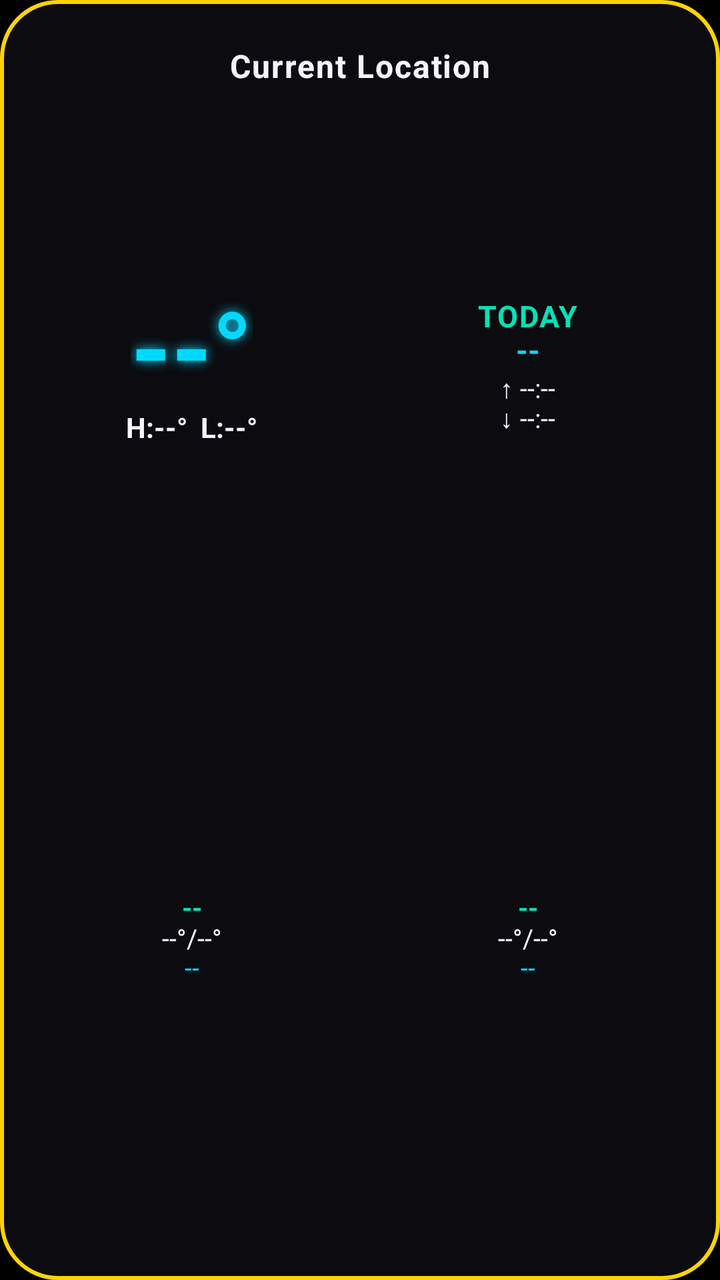
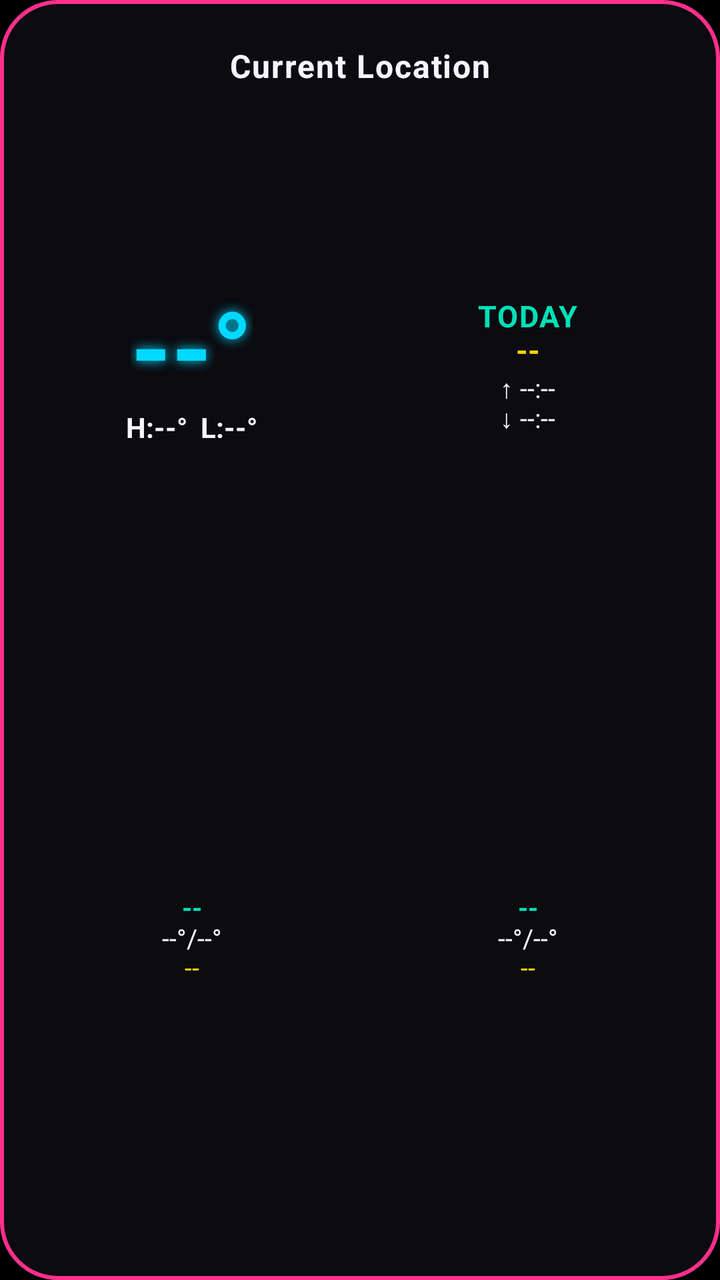

An Android layout rendered at two revisions. The XML below is the earlier revision; the diff shows what the commit changed to produce the second picture.
<!-- AndroidManifest.xml: application theme Theme.WeatherWidget -->
<!-- res/layout/widget_weather.xml -->
<?xml version="1.0" encoding="utf-8"?>
<LinearLayout xmlns:android="http://schemas.android.com/apk/res/android"
    android:id="@+id/weatherWidgetRoot"
    android:layout_width="match_parent"
    android:layout_height="match_parent"
    android:orientation="vertical"
    android:background="@drawable/widget_background"
    android:paddingTop="24dp"
    android:paddingBottom="16dp"
    android:paddingStart="16dp"
    android:paddingEnd="16dp">

    
    <TextView
        android:id="@+id/cityText"
        android:layout_width="match_parent"
        android:layout_height="wrap_content"
        android:gravity="center"
        android:includeFontPadding="false"
        android:textColor="@color/retro_white"
        android:textStyle="bold"
        android:letterSpacing="0.04"
        android:maxLines="1"
        android:ellipsize="end"
        android:textSize="16sp"
        android:text="@string/current_location" />

    
    <LinearLayout
        android:id="@+id/topRow"
        android:layout_width="match_parent"
        android:layout_height="0dp"
        android:layout_weight="1"
        android:orientation="horizontal"
        android:baselineAligned="false"
        android:layout_marginTop="2dp">

        
        <LinearLayout
            android:layout_width="0dp"
            android:layout_weight="1"
            android:layout_height="match_parent"
            android:layout_marginEnd="4dp"
            android:orientation="vertical"
            android:gravity="center">

            <TextView
                android:id="@+id/tempText"
                android:layout_width="wrap_content"
                android:layout_height="wrap_content"
                android:includeFontPadding="false"
                android:textColor="@color/retro_cyan"
                android:textSize="52sp"
                android:textStyle="bold"
                android:shadowColor="@color/retro_cyan"
                android:shadowDx="0"
                android:shadowDy="0"
                android:shadowRadius="14"
                android:text="--°" />

            <TextView
                android:id="@+id/todayHighLowText"
                android:layout_width="wrap_content"
                android:layout_height="wrap_content"
                android:includeFontPadding="false"
                android:textColor="@color/retro_white"
                android:textSize="14sp"
                android:textStyle="bold"
                android:maxLines="1"
                android:ellipsize="end"
                android:text="H:--°  L:--°" />

        </LinearLayout>

        
        <LinearLayout
            android:layout_width="0dp"
            android:layout_weight="1"
            android:layout_height="match_parent"
            android:layout_marginStart="4dp"
            android:orientation="vertical"
            android:gravity="center">

            <TextView
                android:id="@+id/todayLabelText"
                android:layout_width="wrap_content"
                android:layout_height="wrap_content"
                android:includeFontPadding="false"
                android:textColor="@color/retro_teal"
                android:textSize="15sp"
                android:textStyle="bold"
                android:letterSpacing="0.04"
                android:maxLines="1"
                android:ellipsize="end"
                android:text="@string/widget_today_label" />

            
            <TextView
                android:id="@+id/conditionText"
                android:layout_width="wrap_content"
                android:layout_height="wrap_content"
                android:layout_marginTop="-3dp"
                android:textColor="@color/retro_cyan"
                android:textSize="15sp"
                android:textStyle="bold"
                android:maxLines="1"
                android:ellipsize="end"
                android:text="--" />

            
            <LinearLayout
                android:id="@+id/sunRow"
                android:layout_width="wrap_content"
                android:layout_height="wrap_content"
                android:orientation="vertical"
                android:gravity="center">

                <TextView
                    android:id="@+id/sunriseText"
                    android:layout_width="wrap_content"
                    android:layout_height="wrap_content"
                    android:includeFontPadding="false"
                    android:textColor="@color/retro_white"
                    android:textSize="13sp"
                    android:maxLines="1"
                    android:ellipsize="end"
                    android:text="↑ --:--" />

                <TextView
                    android:id="@+id/sunsetText"
                    android:layout_width="wrap_content"
                    android:layout_height="wrap_content"
                    android:layout_marginTop="-3dp"
                    android:includeFontPadding="false"
                    android:textColor="@color/retro_white"
                    android:textSize="13sp"
                    android:maxLines="1"
                    android:ellipsize="end"
                    android:text="↓ --:--" />

            </LinearLayout>

        </LinearLayout>

    </LinearLayout>

    
    <LinearLayout
        android:id="@+id/forecastRow"
        android:layout_width="match_parent"
        android:layout_height="0dp"
        android:layout_weight="1"
        android:layout_marginTop="8dp"
        android:orientation="horizontal">

        <LinearLayout
            android:layout_width="0dp"
            android:layout_weight="1"
            android:layout_height="match_parent"
            android:layout_marginEnd="4dp"
            android:orientation="vertical"
            android:gravity="center">

            <TextView
                android:id="@+id/forecast1Day"
                android:layout_width="wrap_content"
                android:layout_height="wrap_content"
                android:includeFontPadding="false"
                android:textColor="@color/retro_teal"
                android:textStyle="bold"
                android:textSize="13sp"
                android:text="--" />

            <TextView
                android:id="@+id/forecast1HighLow"
                android:layout_width="wrap_content"
                android:layout_height="wrap_content"
                android:includeFontPadding="false"
                android:textColor="@color/retro_white"
                android:textSize="13sp"
                android:text="--°/--°" />

            
            <TextView
                android:id="@+id/forecast1Condition"
                android:layout_width="wrap_content"
                android:layout_height="wrap_content"
                android:layout_marginTop="-3dp"
                android:textColor="@color/retro_cyan"
                android:textSize="13sp"
                android:text="--" />

        </LinearLayout>

        <LinearLayout
            android:layout_width="0dp"
            android:layout_weight="1"
            android:layout_height="match_parent"
            android:layout_marginStart="4dp"
            android:orientation="vertical"
            android:gravity="center">

            <TextView
                android:id="@+id/forecast2Day"
                android:layout_width="wrap_content"
                android:layout_height="wrap_content"
                android:includeFontPadding="false"
                android:textColor="@color/retro_teal"
                android:textStyle="bold"
                android:textSize="13sp"
                android:text="--" />

            <TextView
                android:id="@+id/forecast2HighLow"
                android:layout_width="wrap_content"
                android:layout_height="wrap_content"
                android:includeFontPadding="false"
                android:textColor="@color/retro_white"
                android:textSize="13sp"
                android:text="--°/--°" />

            
            <TextView
                android:id="@+id/forecast2Condition"
                android:layout_width="wrap_content"
                android:layout_height="wrap_content"
                android:layout_marginTop="-3dp"
                android:textColor="@color/retro_cyan"
                android:textSize="13sp"
                android:text="--" />

        </LinearLayout>

    </LinearLayout>

    
    <TextView
        android:id="@+id/updatedText"
        android:layout_width="match_parent"
        android:layout_height="wrap_content"
        android:layout_marginTop="4dp"
        android:includeFontPadding="false"
        android:gravity="center"
        android:textColor="@color/retro_white_dim"
        android:textSize="10sp"
        android:maxLines="1"
        android:ellipsize="end"
        android:text="" />

</LinearLayout>
<!-- resources referenced by this layout -->
<resources>
  <color name="retro_cyan">#00D9FF</color>
  <color name="retro_teal">#00E0B8</color>
  <color name="retro_white">#F5F5FF</color>
  <color name="retro_white_dim">#8C8C99</color>
  <!-- drawable widget_background (drawable) -->
  <?xml version="1.0" encoding="utf-8"?>
  <layer-list xmlns:android="http://schemas.android.com/apk/res/android">
      <item>
          <shape android:shape="rectangle">
              <solid android:color="@color/widget_bg" />
              <corners android:radius="@dimen/widget_corner_radius" />
          </shape>
      </item>
      <item>
          <shape android:shape="rectangle">
              <stroke
                  android:width="2dp"
                  android:color="@color/retro_yellow" />
              <corners android:radius="@dimen/widget_corner_radius" />
          </shape>
      </item>
  </layer-list>
  <string name="current_location">Current Location</string>
  <string name="widget_today_label">TODAY</string>
  <style name="Theme.WeatherWidget" parent="Theme.MaterialComponents.NoActionBar">
          <item name="colorPrimary">@color/retro_teal</item>
          <item name="colorPrimaryDark">@color/black</item>
          <item name="colorAccent">@color/retro_cyan</item>
          <item name="android:windowBackground">@color/black</item>
          <item name="android:textColorPrimary">@color/retro_white</item>
          <item name="android:textColorSecondary">@color/retro_white</item>
      </style>
  <color name="widget_bg">#0B0B10</color>
  <dimen name="widget_corner_radius">20dp</dimen>
  <color name="retro_yellow">#FFD400</color>
  <color name="black">#000000</color>
</resources>

<!-- the commit's change to res/layout/widget_weather.xml (unified diff, before → after) -->
@@ -100,7 +100,7 @@
                 android:layout_width="wrap_content"
                 android:layout_height="wrap_content"
                 android:layout_marginTop="-3dp"
-                android:textColor="@color/retro_cyan"
+                android:textColor="@color/retro_yellow"
                 android:textSize="15sp"
                 android:textStyle="bold"
                 android:maxLines="1"
@@ -186,7 +186,7 @@
                 android:layout_width="wrap_content"
                 android:layout_height="wrap_content"
                 android:layout_marginTop="-3dp"
-                android:textColor="@color/retro_cyan"
+                android:textColor="@color/retro_yellow"
                 android:textSize="13sp"
                 android:text="--" />
 
@@ -225,7 +225,7 @@
                 android:layout_width="wrap_content"
                 android:layout_height="wrap_content"
                 android:layout_marginTop="-3dp"
-                android:textColor="@color/retro_cyan"
+                android:textColor="@color/retro_yellow"
                 android:textSize="13sp"
                 android:text="--" />
 
<!-- resource entries referenced after the edit -->
@@ -17,7 +17,7 @@
           <shape android:shape="rectangle">
               <stroke
                   android:width="2dp"
-                  android:color="@color/retro_yellow" />
+                  android:color="@color/widget_border" />
               <corners android:radius="@dimen/widget_corner_radius" />
           </shape>
       </item>
@@ -34,6 +34,7 @@
       </style>
   <color name="widget_bg">#0B0B10</color>
   <dimen name="widget_corner_radius">20dp</dimen>
+  <color name="widget_border">#FF2F8C</color>
   <color name="retro_yellow">#FFD400</color>
   <color name="black">#000000</color>
 </resources>
